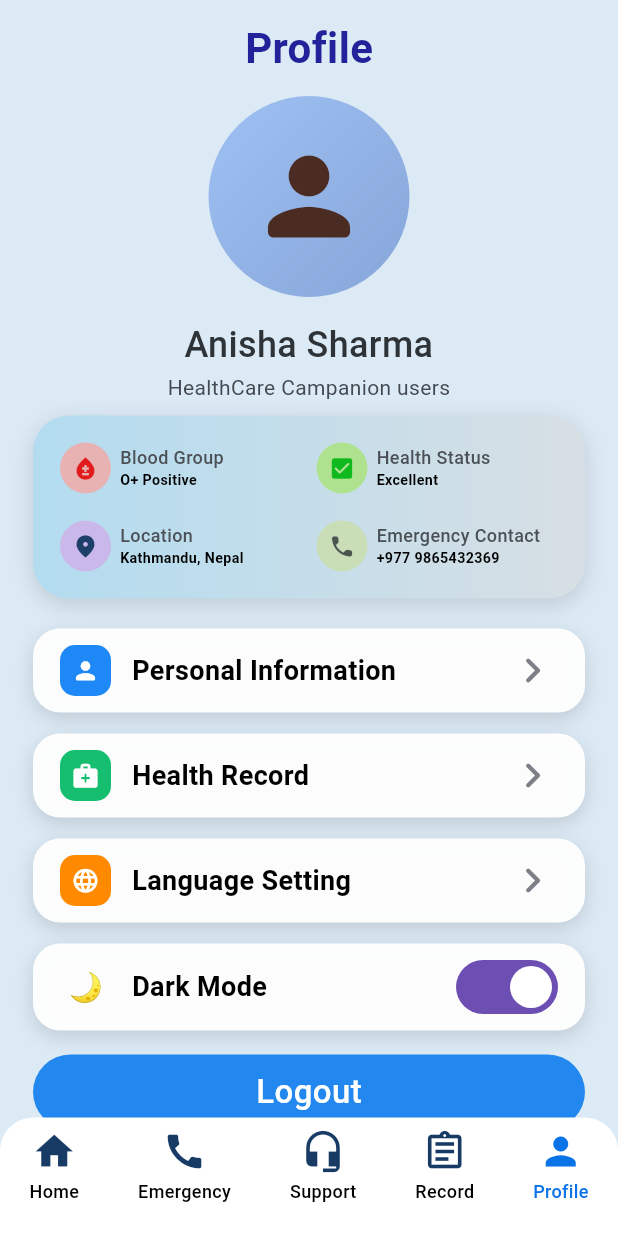
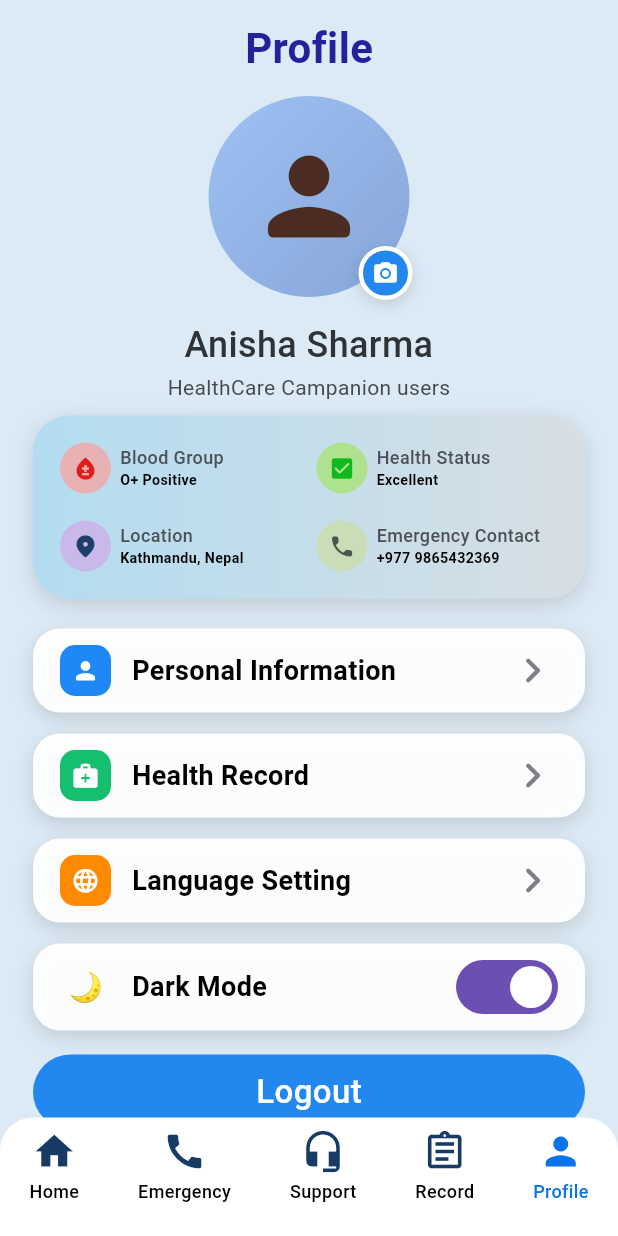
Before and after one commit to aarati123bisankhe/swastha_sathi_frontend, a Flutter app: the ProfileScreen screen opened directly, on a phone screen of 412 x 824 dp. Run offline on Flutter 3.47's test engine with Material 3 defaults, Android fonts, the phone set to English and light mode, and no system bars; our stand-ins replace dio, equatable, flutter_riverpod, flutter_secure_storage, image_picker, pretty_dio_logger and 1 more; missing offline and left inert: dio_smart_retry; accounts and stored records are empty.

Commit message:
add camera

```diff
--- a/lib/app/features/dashboard/presentation/pages/profile_screen.dart
+++ b/lib/app/features/dashboard/presentation/pages/profile_screen.dart
@@ -1,4 +1,7 @@
+import 'dart:io';
+
 import 'package:flutter/material.dart';
+import 'package:image_picker/image_picker.dart';
 import 'package:swasthasathi/app/features/auth/domain/entities/auth_user.dart';
 import 'package:swasthasathi/app/features/dashboard/presentation/widgets/dashboard_bottom_nav.dart';
 
@@ -95,12 +98,77 @@ class ProfileScreen extends StatelessWidget {
   }
 }
 
-class _ProfileAvatar extends StatelessWidget {
+class _ProfileAvatar extends StatefulWidget {
   const _ProfileAvatar();
 
   @override
+  State<_ProfileAvatar> createState() => _ProfileAvatarState();
+}
+
+class _ProfileAvatarState extends State<_ProfileAvatar> {
+  final ImagePicker _picker = ImagePicker();
+  XFile? _selectedImage;
+
+  Future<void> _pickImage(ImageSource source) async {
+    final image = await _picker.pickImage(source: source);
+    if (image == null || !mounted) return;
+
+    setState(() {
+      _selectedImage = image;
+    });
+  }
+
+  Future<void> _showImageOptions() async {
+    await showModalBottomSheet<void>(
+      context: context,
+      builder: (context) {
+        return SafeArea(
+          child: Padding(
+            padding: const EdgeInsets.fromLTRB(18, 18, 18, 24),
+            child: Column(
+              mainAxisSize: MainAxisSize.min,
+              children: [
+                const Text(
+                  'Choose Profile Photo',
+                  style: TextStyle(
+                    fontSize: 18,
+                    fontWeight: FontWeight.w700,
+                    color: Color(0xFF24229A),
+                  ),
+                ),
+                const SizedBox(height: 14),
+                ListTile(
+                  leading: const Icon(Icons.photo_camera_rounded),
+                  title: const Text('Take Photo'),
+                  onTap: () {
+                    Navigator.of(context).pop();
+                    _pickImage(ImageSource.camera);
+                  },
+                ),
+                ListTile(
+                  leading: const Icon(Icons.photo_library_rounded),
+                  title: const Text('Choose from Gallery'),
+                  onTap: () {
+                    Navigator.of(context).pop();
+                    _pickImage(ImageSource.gallery);
+                  },
+                ),
+              ],
+            ),
+          ),
+        );
+      },
+    );
+  }
+
+  @override
   Widget build(BuildContext context) {
-    return Container(
+    return Stack(
+      clipBehavior: Clip.none,
+      children: [
+        GestureDetector(
+          onTap: _showImageOptions,
+          child: Container(
             width: 134,
             height: 134,
             decoration: const BoxDecoration(
@@ -111,11 +179,46 @@ class _ProfileAvatar extends StatelessWidget {
                 end: Alignment.bottomRight,
               ),
             ),
-      child: const Icon(
+            child: ClipOval(
+              child: _selectedImage != null
+                  ? Image.file(File(_selectedImage!.path), fit: BoxFit.cover)
+                  : const Icon(
                       Icons.person_rounded,
                       size: 82,
                       color: Color(0xFF4B2C22),
                     ),
+            ),
+          ),
+        ),
+        Positioned(
+          right: -2,
+          bottom: -2,
+          child: GestureDetector(
+            onTap: _showImageOptions,
+            child: Container(
+              width: 36,
+              height: 36,
+              decoration: BoxDecoration(
+                color: const Color(0xFF2287EE),
+                shape: BoxShape.circle,
+                border: Border.all(color: Colors.white, width: 3),
+                boxShadow: const [
+                  BoxShadow(
+                    color: Color(0x22000000),
+                    blurRadius: 8,
+                    offset: Offset(0, 3),
+                  ),
+                ],
+              ),
+              child: const Icon(
+                Icons.photo_camera_rounded,
+                color: Colors.white,
+                size: 18,
+              ),
+            ),
+          ),
+        ),
+      ],
     );
   }
 }
```
Lines whose indentation alone changed are shown as unchanged.
